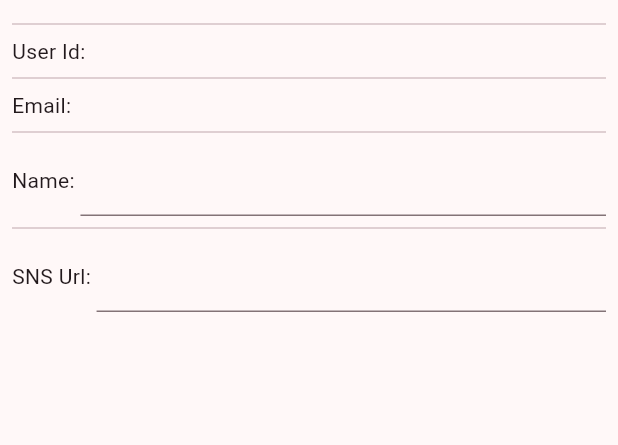
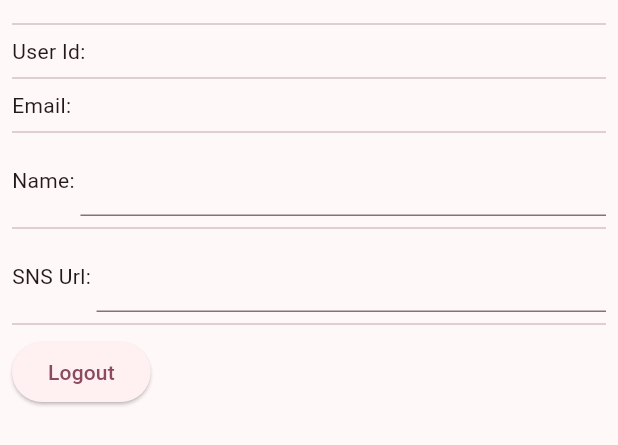
Before and after one commit to ming-app/ming-app, a Flutter app: the UserProfileForm widget shown alone on an empty page, opened directly with empty values, on a phone screen of 412 x 824 dp. Shown: the top 445 px of the screen. Run offline on Flutter 3.47's test engine with Material 2 defaults, Android fonts, the phone set to English and light mode, and no system bars; drawn by our look-alikes of loader_overlay; our stand-ins replace bloc, copy_with_extension, dio, email_validator, equatable, extended_image and 11 more; missing offline and left inert: firebase_auth_platform_interface, flutter_loggy, flutter_loggy_dio; accounts and stored records are empty; generated files the repository leaves out were written again; network calls fail; statements that could not run were skipped.

Commit message:
Logout implementation & Refresh support.
1. Logout button을 profile에 만듦.
2. Refresh 시에도 auth가 정상동작하도록 함 (refresh 시에 async하게 user status change가 되는 걸 기다림)

Signed-off-by: Hyukjoong Kim <wangmir@gmail.com>

```diff
--- a/lib/user_profile/view/user_profile_form.dart
+++ b/lib/user_profile/view/user_profile_form.dart
@@ -1,5 +1,6 @@
 import 'package:flutter/material.dart';
 import 'package:flutter_bloc/flutter_bloc.dart';
+import 'package:go_router/go_router.dart';
 import 'package:ming_api/ming_api.dart';
 
 import '../user_profile.dart';
@@ -61,8 +62,11 @@ class UserProfileForm extends StatelessWidget {
                 ),
               ],
             ),
+            const Divider(),
             state is UserProfileEditing
-                ? Row(
+                ? Column(
+                    children: [
+                      Row(
                         children: [
                           ElevatedButton(
                             onPressed: () => context
@@ -71,13 +75,24 @@ class UserProfileForm extends StatelessWidget {
                             child: const Text("Update"),
                           ),
                           ElevatedButton(
-                        onPressed: () =>
-                            context.read<UserProfileCubit>().cancelEditing(),
+                            onPressed: () => context
+                                .read<UserProfileCubit>()
+                                .cancelEditing(),
                             child: const Text("Cancel"),
                           ),
                         ],
+                      ),
+                      const Divider(),
+                    ],
                   )
                 : Container(),
+            Row(
+              children: [
+                ElevatedButton(
+                    onPressed: () => context.go("/login"),
+                    child: const Text("Logout")),
+              ],
+            ),
           ],
         ),
       );
--- a/lib/user_profile/view/user_profile_page.dart
+++ b/lib/user_profile/view/user_profile_page.dart
@@ -19,11 +19,14 @@ class UserProfilePage extends StatelessWidget {
       body: BlocBuilder<UserProfileCubit, UserProfileState>(
         builder: (context, state) {
           if (state is UserProfileError) {
+            context.loaderOverlay.hide();
             return ErrorPage(message: state.message);
           }
 
           if (state is UserProfileInitial) {
             context.read<UserProfileCubit>().getUserProfile();
+            context.loaderOverlay.show();
+            return UserProfileForm(state.user);
           }
 
           if (state is UserProfileUpdating) {
--- a/packages/authentication_repository/lib/src/authentication_repository.dart
+++ b/packages/authentication_repository/lib/src/authentication_repository.dart
@@ -202,6 +202,8 @@ class AuthenticationRepository {
   /// get id token for the user, if token is expired, then refresh it.
   /// Throws a [UserIsNotLoggedInFailure] if user is not logged in before.
   Future<String> get idToken async {
+    // we need to wait fir userChanges to ensure login status at refresh.
+    await _firebaseAuth.userChanges().first;
     if (_firebaseAuth.currentUser == null) throw UserIsNotLoggedInFailure();
 
     return _firebaseAuth.currentUser!.getIdToken();
```
Lines whose indentation alone changed are shown as unchanged.
